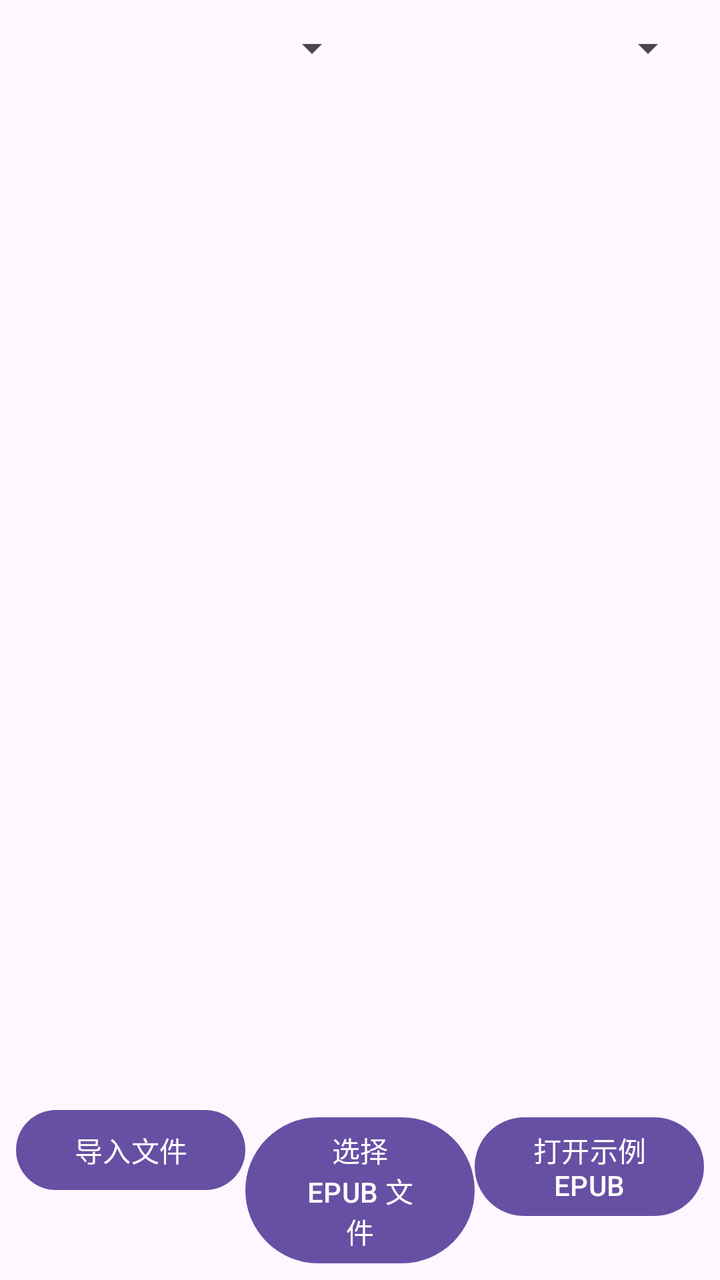
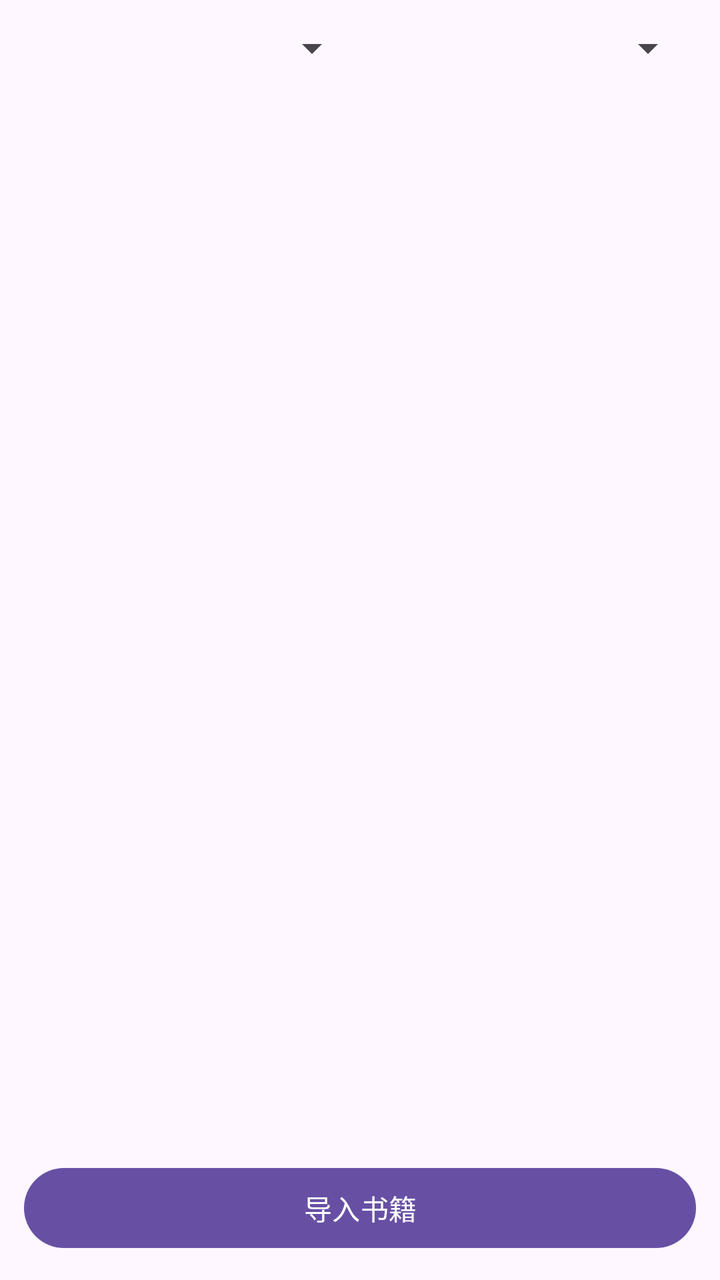

An Android layout rendered at two revisions. The XML below is the earlier revision; the diff shows what the commit changed to produce the second picture.
<!-- AndroidManifest.xml: application theme Theme.Seshat -->
<!-- res/layout/fragment_reader.xml -->
<?xml version="1.0" encoding="utf-8"?>
<LinearLayout xmlns:android="http://schemas.android.com/apk/res/android"
    android:layout_width="match_parent"
    android:layout_height="match_parent"
    android:orientation="vertical">

    
    <LinearLayout
        android:layout_width="match_parent"
        android:layout_height="wrap_content"
        android:gravity="center_vertical"
        android:orientation="horizontal"
        android:padding="12dp">

        <Spinner
            android:id="@+id/filterSpinner"
            android:layout_width="0dp"
            android:layout_height="wrap_content"
            android:layout_weight="1" />

        <Spinner
            android:id="@+id/sortSpinner"
            android:layout_width="0dp"
            android:layout_height="wrap_content"
            android:layout_weight="1" />
    </LinearLayout>

    
    <ProgressBar
        android:id="@+id/shelfLoading"
        android:layout_width="wrap_content"
        android:layout_height="wrap_content"
        android:layout_gravity="center_horizontal"
        android:contentDescription="@string/shelf_loading"
        android:visibility="gone" />

    
    <TextView
        android:id="@+id/shelfEmpty"
        android:layout_width="match_parent"
        android:layout_height="wrap_content"
        android:gravity="center"
        android:padding="24dp"
        android:text="@string/shelf_empty"
        android:visibility="gone" />

    <androidx.recyclerview.widget.RecyclerView
        android:id="@+id/bookGrid"
        android:layout_width="match_parent"
        android:layout_height="0dp"
        android:layout_weight="1"
        android:clipToPadding="false"
        android:padding="8dp" />

    
    <LinearLayout
        android:layout_width="match_parent"
        android:layout_height="wrap_content"
        android:orientation="horizontal"
        android:padding="8dp">

        <com.google.android.material.button.MaterialButton
            android:id="@+id/importButton"
            android:layout_width="0dp"
            android:layout_height="wrap_content"
            android:layout_weight="1"
            android:text="@string/main_import_file" />

        <com.google.android.material.button.MaterialButton
            android:id="@+id/pickEpubButton"
            android:layout_width="0dp"
            android:layout_height="wrap_content"
            android:layout_weight="1"
            android:text="@string/reader_pick_file" />

        <com.google.android.material.button.MaterialButton
            android:id="@+id/openSampleButton"
            android:layout_width="0dp"
            android:layout_height="wrap_content"
            android:layout_weight="1"
            android:text="@string/reader_open_sample" />
    </LinearLayout>

</LinearLayout>
<!-- resources referenced by this layout -->
<resources>
  <string name="main_import_file">导入文件</string>
  <string name="reader_open_sample">打开示例 EPUB</string>
  <string name="reader_pick_file">选择 EPUB 文件</string>
  <string name="shelf_empty">书库为空，点下方「导入书籍」添加</string>
  <string name="shelf_loading">正在扫描书库…</string>
  <style name="Theme.Seshat" parent="Theme.Material3.DayNight.NoActionBar" />
</resources>

<!-- the commit's change to res/layout/fragment_reader.xml (unified diff, before → after) -->
@@ -56,29 +56,14 @@
     <LinearLayout
         android:layout_width="match_parent"
         android:layout_height="wrap_content"
-        android:orientation="horizontal"
-        android:padding="8dp">
+        android:orientation="vertical"
+        android:padding="12dp">
 
         <com.google.android.material.button.MaterialButton
             android:id="@+id/importButton"
-            android:layout_width="0dp"
+            android:layout_width="match_parent"
             android:layout_height="wrap_content"
-            android:layout_weight="1"
-            android:text="@string/main_import_file" />
-
-        <com.google.android.material.button.MaterialButton
-            android:id="@+id/pickEpubButton"
-            android:layout_width="0dp"
-            android:layout_height="wrap_content"
-            android:layout_weight="1"
-            android:text="@string/reader_pick_file" />
-
-        <com.google.android.material.button.MaterialButton
-            android:id="@+id/openSampleButton"
-            android:layout_width="0dp"
-            android:layout_height="wrap_content"
-            android:layout_weight="1"
-            android:text="@string/reader_open_sample" />
+            android:text="@string/shelf_import" />
     </LinearLayout>
 
 </LinearLayout>
<!-- resource entries referenced after the edit -->
@@ -1,9 +1,7 @@
 <!-- resources referenced by this layout -->
 <resources>
-  <string name="main_import_file">导入文件</string>
-  <string name="reader_open_sample">打开示例 EPUB</string>
-  <string name="reader_pick_file">选择 EPUB 文件</string>
   <string name="shelf_empty">书库为空，点下方「导入书籍」添加</string>
+  <string name="shelf_import">导入书籍</string>
   <string name="shelf_loading">正在扫描书库…</string>
   <style name="Theme.Seshat" parent="Theme.Material3.DayNight.NoActionBar" />
 </resources>
